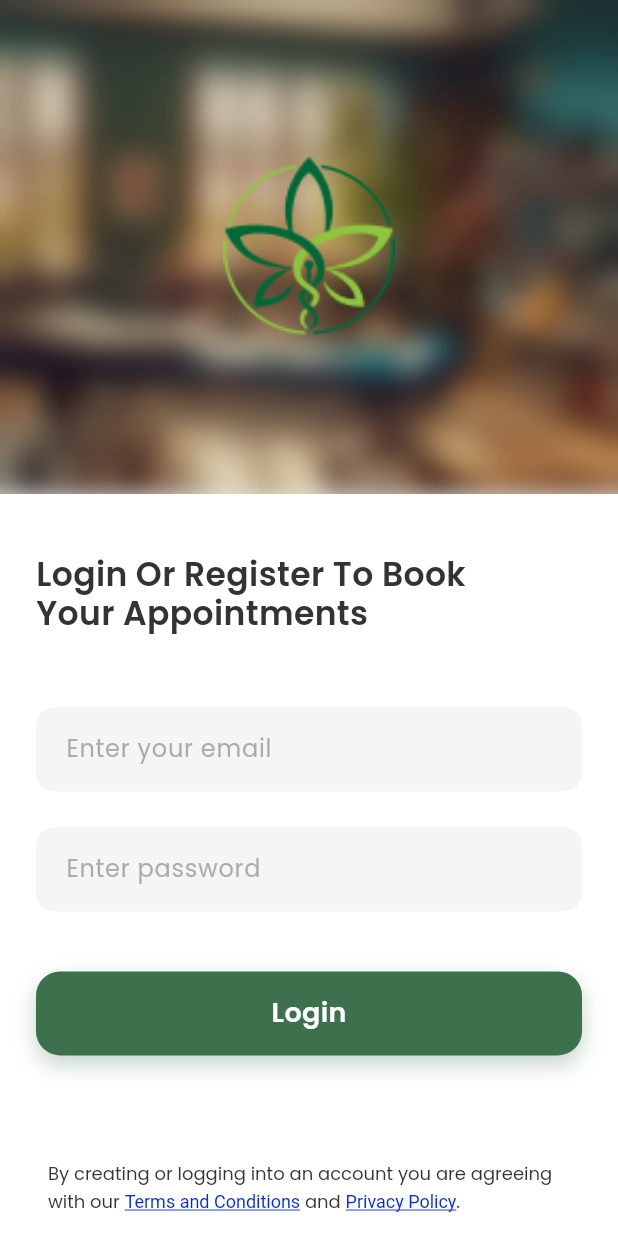
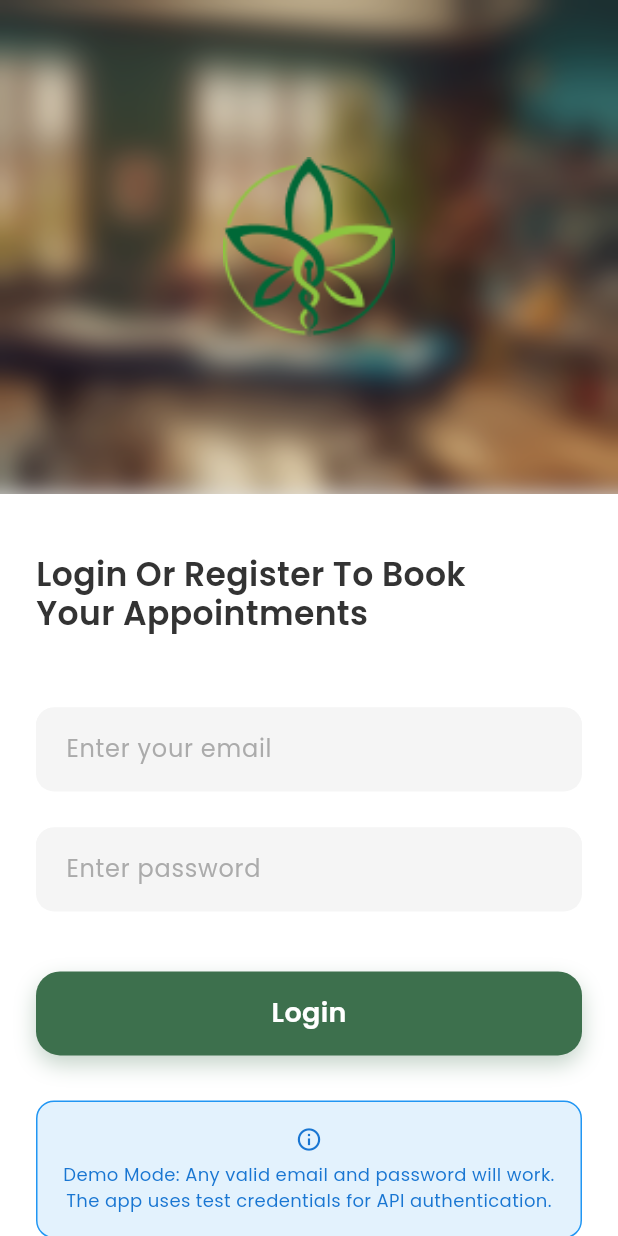
Before and after one commit to cvsuhail/amritha-ayurveda-app, a Flutter app: the screen it shows after launch, on a phone screen of 412 x 824 dp. Run offline on Flutter 3.47's test engine with Material 3 defaults, Android fonts, the phone set to English and light mode, and no system bars; our stand-ins replace dio, flutter_secure_storage.

Commit message:
CV | Initial commit for login api integration

```diff
--- a/lib/features/auth/presentation/widgets/login_form.dart
+++ b/lib/features/auth/presentation/widgets/login_form.dart
@@ -253,7 +253,7 @@ class _LoginFormState extends State<LoginForm> with TickerProviderStateMixin {
 
               SizedBox(height: isSmallScreen ? 20 : 30),
 
-              // Error message
+              // Success/Error messages
               if (authProvider.state == AuthState.error)
                 FadeTransition(
                   opacity: _formFadeAnimation,
@@ -279,6 +279,68 @@ class _LoginFormState extends State<LoginForm> with TickerProviderStateMixin {
                     ),
                   ),
                 ),
+
+              if (authProvider.state == AuthState.authenticated)
+                FadeTransition(
+                  opacity: _formFadeAnimation,
+                  child: Container(
+                    margin: EdgeInsets.only(bottom: isSmallScreen ? 20 : 30),
+                    padding: EdgeInsets.all(isSmallScreen ? 12 : 16),
+                    decoration: BoxDecoration(
+                      color: const Color(0xFFE6F7E6),
+                      borderRadius: BorderRadius.circular(12),
+                      border: Border.all(
+                        color: const Color(0xFF4CAF50),
+                        width: 1,
+                      ),
+                    ),
+                    child: Text(
+                      'Login successful! Welcome back.',
+                      style: TextStyle(
+                        color: const Color(0xFF2E7D32),
+                        fontSize: isSmallScreen ? 12 : 14,
+                        fontFamily: 'Poppins',
+                      ),
+                      textAlign: TextAlign.center,
+                    ),
+                  ),
+                ),
+
+              // Info message about demo credentials
+              FadeTransition(
+                opacity: _formFadeAnimation,
+                child: Container(
+                  margin: EdgeInsets.only(bottom: isSmallScreen ? 20 : 30),
+                  padding: EdgeInsets.all(isSmallScreen ? 12 : 16),
+                  decoration: BoxDecoration(
+                    color: const Color(0xFFE3F2FD),
+                    borderRadius: BorderRadius.circular(12),
+                    border: Border.all(
+                      color: const Color(0xFF2196F3),
+                      width: 1,
+                    ),
+                  ),
+                  child: Column(
+                    children: [
+                      Icon(
+                        Icons.info_outline,
+                        color: const Color(0xFF1976D2),
+                        size: isSmallScreen ? 16 : 18,
+                      ),
+                      SizedBox(height: isSmallScreen ? 4 : 6),
+                      Text(
+                        'Demo Mode: Any valid email and password will work.\nThe app uses test credentials for API authentication.',
+                        style: TextStyle(
+                          color: const Color(0xFF1976D2),
+                          fontSize: isSmallScreen ? 10 : 12,
+                          fontFamily: 'Poppins',
+                        ),
+                        textAlign: TextAlign.center,
+                      ),
+                    ],
+                  ),
+                ),
+              ),
 
               // Flexible spacing instead of Spacer to prevent overflow
               if (!isKeyboardOpen) ...[
--- a/lib/main.dart
+++ b/lib/main.dart
@@ -1,8 +1,10 @@
 import 'package:flutter/material.dart';
 import 'package:flutter/services.dart';
+import 'package:provider/provider.dart';
 import 'core/themes/app_theme.dart';
 import 'core/constants/app_strings.dart';
 import 'features/splash/presentation/pages/splash_page.dart';
+import 'features/auth/presentation/providers/auth_provider.dart';
 
 void main() {
   WidgetsFlutterBinding.ensureInitialized();
@@ -31,11 +33,16 @@ class AmrithaAyurvedaApp extends StatelessWidget {
 
   @override
   Widget build(BuildContext context) {
-    return MaterialApp(
-      title: AppStrings.appName,
-      debugShowCheckedModeBanner: false,
-      theme: AppTheme.lightTheme,
-      home: const SplashPage(),
+    return MultiProvider(
+      providers: [
+        ChangeNotifierProvider(create: (_) => AuthProvider()),
+      ],
+      child: MaterialApp(
+        title: AppStrings.appName,
+        debugShowCheckedModeBanner: false,
+        theme: AppTheme.lightTheme,
+        home: const SplashPage(),
+      ),
     );
   }
 }
--- a/pubspec.yaml
+++ b/pubspec.yaml
@@ -33,6 +33,12 @@ dependencies:
 
   # State management
   provider: ^6.1.2
+
+  # HTTP requests
+  dio: ^5.4.3+1
+
+  # Secure storage
+  flutter_secure_storage: ^9.2.2
 
   # The following adds the Cupertino Icons font to your application.
   # Use with the CupertinoIcons class for iOS style icons.
```
Also changed, not shown: lib/core/services/api_service.dart (added, +180 -0 lines), lib/core/services/storage_service.dart (added, +121 -0 lines), lib/features/auth/presentation/providers/auth_provider.dart (+71 -22 lines), pubspec.lock, 11 other files.
